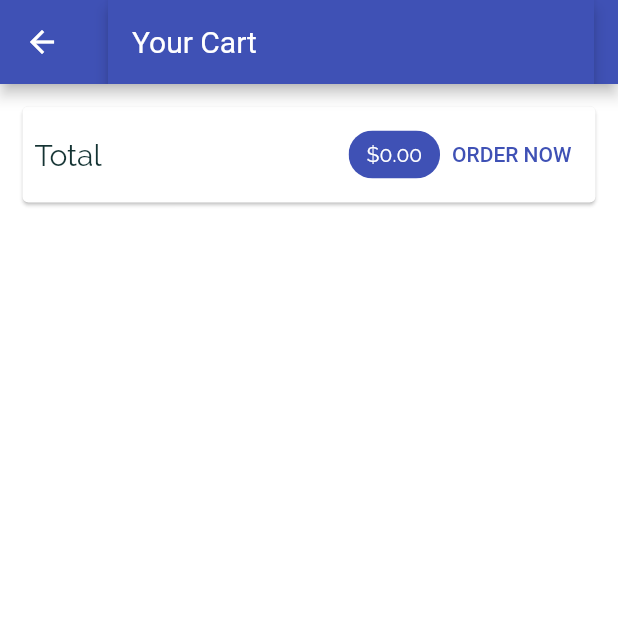
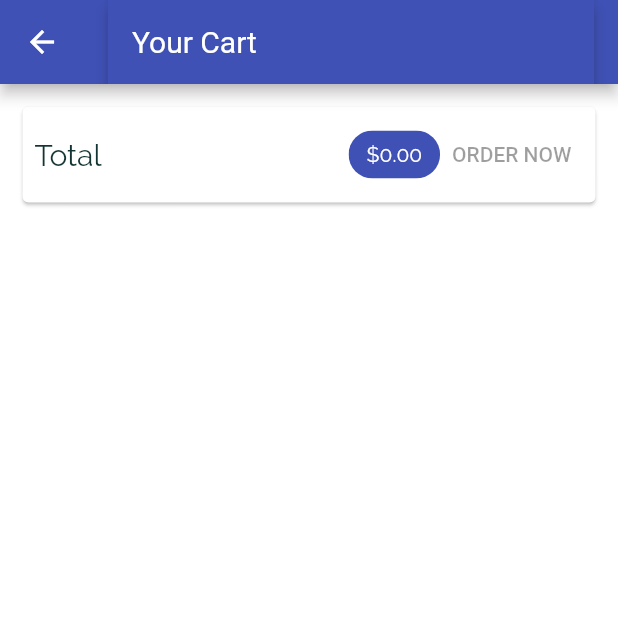
Before and after one commit to Roopaish/Flutter-RoadMap, a Flutter app: the CartScreen screen opened by its route, on a phone screen of 412 x 824 dp, the top half of it. Run offline on Flutter 3.47's test engine with Material 2 defaults, Android fonts, the phone set to English and light mode, and no system bars; network calls fail.

Commit message:
Storing orders to database

```diff
--- a/lib/shop/screens/cart_screen.dart
+++ b/lib/shop/screens/cart_screen.dart
@@ -42,19 +42,7 @@ class CartScreen extends StatelessWidget {
                     ),
                     backgroundColor: Theme.of(context).primaryColor,
                   ),
-                  TextButton(
-                    onPressed: () {
-                      Provider.of<Orders>(context, listen: false).addOrder(
-                        cart.items.values.toList(),
-                        cart.totalAmount,
-                      );
-                      cart.clear();
-                    },
-                    child: Text('ORDER NOW'),
-                    style: TextButton.styleFrom(
-                      primary: Theme.of(context).primaryColor,
-                    ),
-                  ),
+                  OrderButton(cart: cart),
                 ],
               ),
             ),
@@ -77,3 +65,43 @@ class CartScreen extends StatelessWidget {
     );
   }
 }
+
+class OrderButton extends StatefulWidget {
+  const OrderButton({
+    Key? key,
+    required this.cart,
+  }) : super(key: key);
+
+  final Cart cart;
+
+  @override
+  State<OrderButton> createState() => _OrderButtonState();
+}
+
+class _OrderButtonState extends State<OrderButton> {
+  var _isLoading = false;
+  @override
+  Widget build(BuildContext context) {
+    return TextButton(
+      onPressed: (widget.cart.totalAmount <= 0 || _isLoading)
+          ? null
+          : () async {
+              setState(() {
+                _isLoading = true;
+              });
+              await Provider.of<Orders>(context, listen: false).addOrder(
+                widget.cart.items.values.toList(),
+                widget.cart.totalAmount,
+              );
+              setState(() {
+                _isLoading = false;
+              });
+              widget.cart.clear();
+            },
+      child: _isLoading ? CircularProgressIndicator() : Text('ORDER NOW'),
+      style: TextButton.styleFrom(
+        primary: Theme.of(context).primaryColor,
+      ),
+    );
+  }
+}
```
Also changed, not shown: lib/shop/providers/orders.dart (+28 -3 lines), 1 other file.
